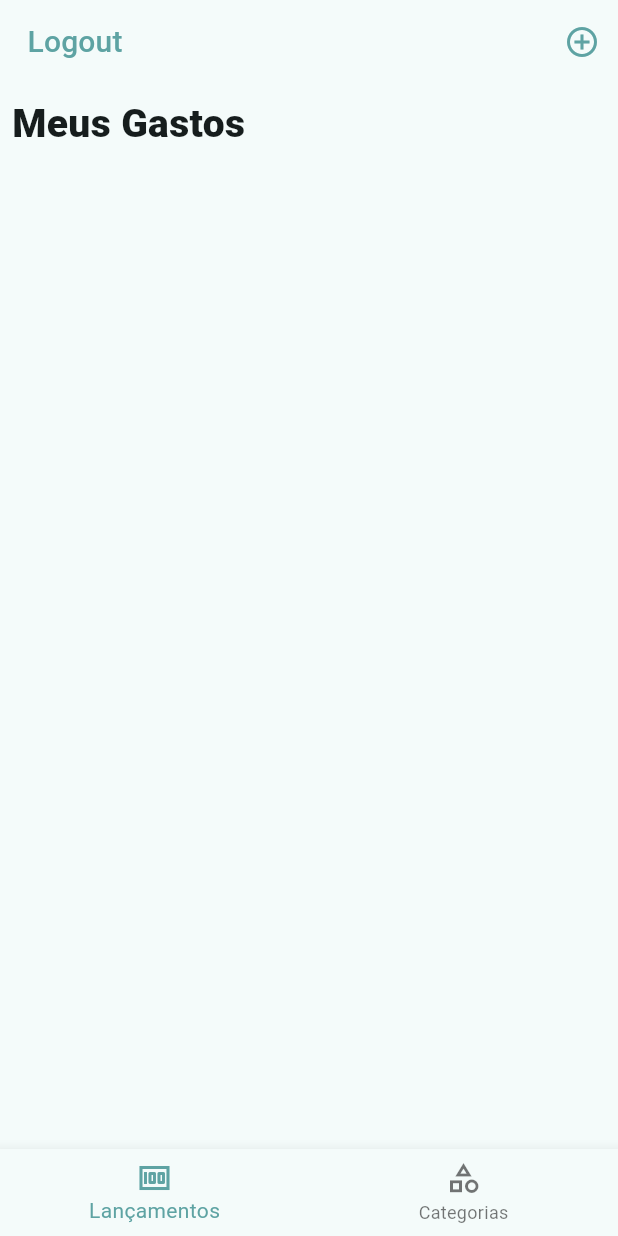
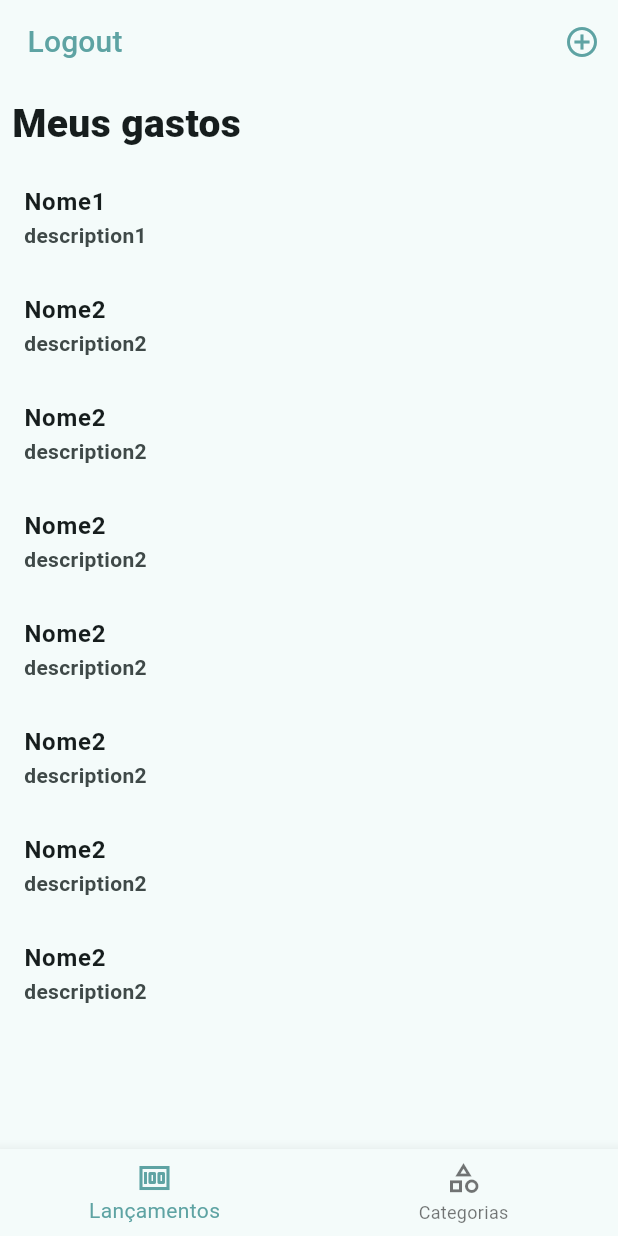
Before and after one commit to vagnersabadi/app-meus-gastos, a Flutter app: the screen it shows after launch, on a phone screen of 412 x 824 dp. Run offline on Flutter 3.47's test engine with Material 3 defaults, Android fonts, the phone set to English and light mode, and no system bars; our stand-ins replace bloc, firebase_auth, firebase_core, flutter_bloc; accounts and stored records are empty; generated files the repository leaves out were written again.

Commit message:
feat: load list category

```diff
--- /dev/null
+++ b/lib/src/core/services/home/home.services.dart
@@ -0,0 +1,23 @@
+import 'package:meus_gastos/src/core/models/category/category.model.dart';
+
+class HomeServices {
+
+
+    Future<List<Category>> fetchCategories() async {
+
+        await Future.delayed(const Duration(seconds: 1));
+
+        return [
+            Category(name: 'Nome1', description: 'description1'),
+            Category(name: 'Nome2', description: 'description2'),
+            Category(name: 'Nome2', description: 'description2'),
+            Category(name: 'Nome2', description: 'description2'),
+            Category(name: 'Nome2', description: 'description2'),
+            Category(name: 'Nome2', description: 'description2'),
+            Category(name: 'Nome2', description: 'description2'),
+            Category(name: 'Nome2', description: 'description2'),
+
+        ];
+    }
+
+}
--- a/lib/src/features/category/controller/category_add_edit.contoller.dart
+++ b/lib/src/features/category/controller/category_add_edit.contoller.dart
@@ -1,4 +1,5 @@
 import 'package:flutter/material.dart';
+import 'package:meus_gastos/src/core/models/category/category.model.dart';
 
 class CategoryAddEditController {
   final formKey = GlobalKey<FormState>();
--- a/lib/src/features/category/view/category_add_edit.dart
+++ b/lib/src/features/category/view/category_add_edit.dart
@@ -11,7 +11,6 @@ class CategoryAddEditPage extends StatefulWidget {
 }
 
 class _CategoryAddEditPage extends State<CategoryAddEditPage> {
-
   CategoryAddEditController categoryCtrl = CategoryAddEditController();
 
   @override
--- /dev/null
+++ b/lib/src/features/home/controller/home.state.dart
@@ -0,0 +1,19 @@
+part of 'home.controller.dart';
+
+abstract class HomeStates {}
+
+class HomeInitial extends HomeStates {}
+
+class HomeLoading extends HomeStates {}
+
+class HomeSuccess extends HomeStates {
+  final List<Category> categories;
+
+  HomeSuccess(this.categories);
+}
+
+class HomeError extends HomeStates {
+  final String error;
+
+  HomeError(this.error);
+}
--- a/lib/src/features/home/view/home.dart
+++ b/lib/src/features/home/view/home.dart
@@ -1,7 +1,8 @@
 import 'package:flutter/material.dart';
-import 'package:meus_gastos/src/core/routes/route.enum.dart';
+import 'package:flutter_bloc/flutter_bloc.dart';
+import 'package:meus_gastos/src/core/models/category/category.model.dart';
 import 'package:meus_gastos/src/core/theme/variables.dart';
-import 'package:meus_gastos/src/features/category/view/category_add_edit.dart';
+import 'package:meus_gastos/src/features/home/controller/home.controller.dart';
 
 class HomePage extends StatefulWidget {
   const HomePage({super.key});
@@ -14,19 +15,98 @@ class _HomePageState extends State<HomePage> {
   int _selectedIndex = 0;
   List<Widget> tabPages = const <Widget>[];
 
+  HomeController homeCtrl = HomeController();
+
+  @override
+  void initState() {
+    tabPages = <Widget>[_buildMyExpenses(), _buildMyCategories()];
+
+    homeCtrl.loadCategories();
+    super.initState();
+  }
+
   _buildMyExpenses() {
-    return Center(
-      child: Padding(
-        padding: const EdgeInsets.all(8.0),
-        child: Column(
-          children: [
-            Align(
-              alignment: Alignment.topLeft,
-              child: Text('Meus Gastos', style: titleStyle2),
-            ),
-          ],
+    return CustomScrollView(
+      slivers: [
+        SliverToBoxAdapter(
+          child: Padding(
+            padding: const EdgeInsets.all(8.0),
+            child: Text('Meus gastos', style: titleStyle2),
+          ),
         ),
-      ),
+        BlocBuilder<HomeController, HomeStates>(
+          bloc: homeCtrl,
+          builder: (BuildContext context, HomeStates state) {
+            if (state is HomeLoading) {
+              return SliverFillRemaining(
+                child: Center(
+                  child: CircularProgressIndicator(
+                    color: primary,
+                  ),
+                ),
+              );
+            } else if (state is HomeSuccess) {
+              return SliverList.builder(
+                itemBuilder: (context, index) {
+                  final Category category = state.categories[index];
+
+                  return Center(
+                    child: Dismissible(
+                      key: const Key('categoriesList'),
+                      onDismissed: (DismissDirection dir) => homeCtrl.action(dir, context),
+                      background: Container(
+                        color: primary,
+                        alignment: Alignment.centerLeft,
+                        child: const Padding(
+                          padding: EdgeInsets.only(left: 16),
+                          child: Text(
+                            'Editar',
+                            style: TextStyle(color: Colors.white),
+                          ),
+                        ),
+                      ),
+                      secondaryBackground: Container(
+                        color: primary,
+                        alignment: Alignment.centerRight,
+                        child: const Padding(
+                          padding: EdgeInsets.only(right: 16),
+                          child: Text(
+                            'Deletar',
+                            style: TextStyle(color: Colors.white),
+                          ),
+                        ),
+                      ),
+                      child: ListTile(
+                        title: Text(
+                          category.name,
+                          style: const TextStyle(fontWeight: FontWeight.bold),
+                        ),
+                        subtitle: Text(
+                          category.description,
+                          style: const TextStyle(fontWeight: FontWeight.w700),
+                        ),
+                      ),
+                    ),
+                  );
+                },
+                itemCount: state.categories.length,
+              );
+            } else if (state is HomeError) {
+              return SliverFillRemaining(
+                child: Column(
+                  mainAxisAlignment: MainAxisAlignment.center,
+                  children: [
+                    const Icon(Icons.not_interested),
+                    Text(state.error),
+                  ],
+                ),
+              );
+            } else {
+              return SliverToBoxAdapter(child: Container());
+            }
+          },
+        ),
+      ],
     );
   }
 
@@ -46,24 +126,8 @@ class _HomePageState extends State<HomePage> {
     );
   }
 
-  void showCategoryAddEditPage() {
-    showModalBottomSheet(
-      context: context,
-      builder: (BuildContext context) {
-        return const CategoryAddEditPage();
-      },
-    );
-  }
-
   void _onItemTapped(int index) {
     setState(() => _selectedIndex = index);
-  }
-
-  @override
-  void initState() {
-    tabPages = <Widget>[_buildMyExpenses(), _buildMyCategories()];
-
-    super.initState();
   }
 
   @override
@@ -73,13 +137,7 @@ class _HomePageState extends State<HomePage> {
         leadingWidth: 100,
         leading: Center(
           child: TextButton(
-            onPressed: () => {
-              Navigator.pushNamedAndRemoveUntil(
-                context,
-                AppRouteEnum.loginPage.name,
-                (route) => false,
-              )
-            },
+            onPressed: () => homeCtrl.toLogin(context),
             child: Text('Logout', style: TextStyle(color: primary, fontSize: 20)),
           ),
         ),
@@ -87,15 +145,7 @@ class _HomePageState extends State<HomePage> {
           IconButton(
             icon: const Icon(Icons.add_circle_outline),
             color: primary,
-            onPressed: () {
-              switch (_selectedIndex) {
-                case 0:
-                  showCategoryAddEditPage();
-                  break;
-                default:
-                  showCategoryAddEditPage();
-              }
-            },
+            onPressed: () => homeCtrl.openAddEdit(_selectedIndex, context),
           ),
         ],
       ),
--- a/lib/src/features/login/controller/login.controller.dart
+++ b/lib/src/features/login/controller/login.controller.dart
@@ -1,5 +1,5 @@
 import 'package:flutter/material.dart';
-import 'package:meus_gastos/src/core/model/login/login.model.dart';
+import 'package:meus_gastos/src/core/models/login/login.model.dart';
 import 'package:meus_gastos/src/core/routes/route.enum.dart';
 import 'package:meus_gastos/src/core/services/login/login.service.dart';
 
```
Also changed, not shown: lib/src/features/home/controller/home.controller.dart (added, +69 -0 lines). Lines whose indentation alone changed are shown as unchanged.
